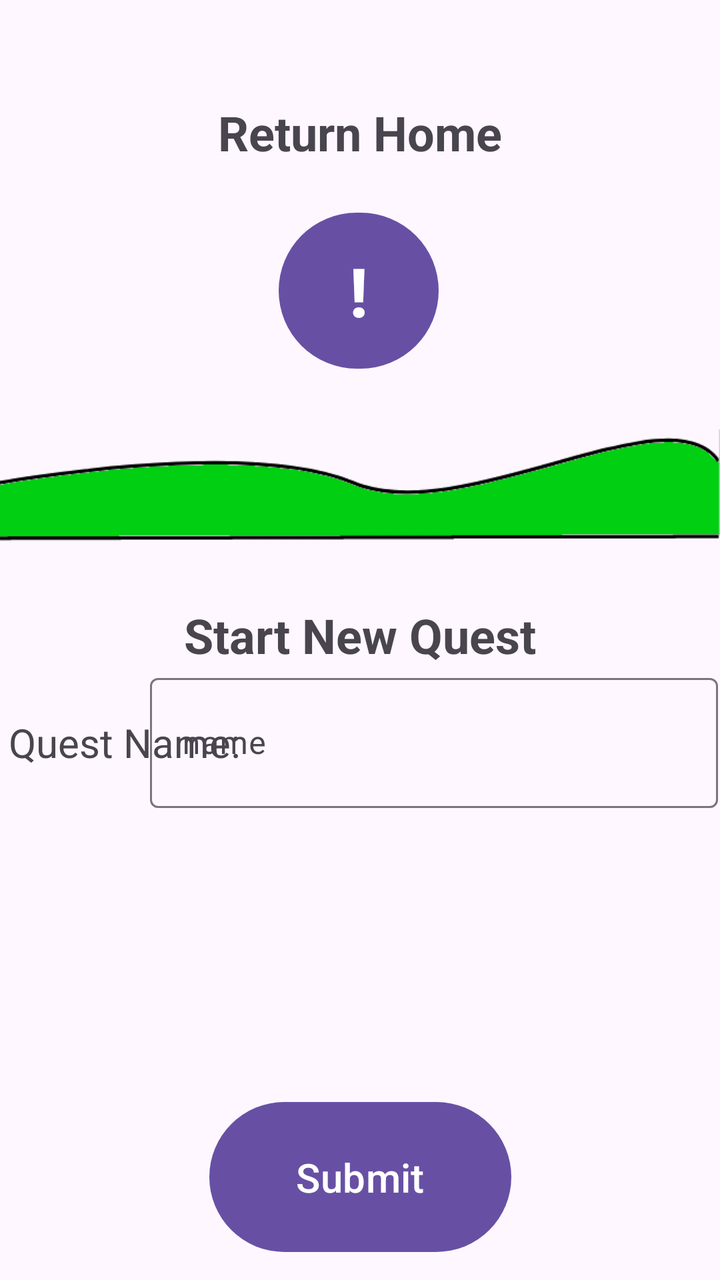
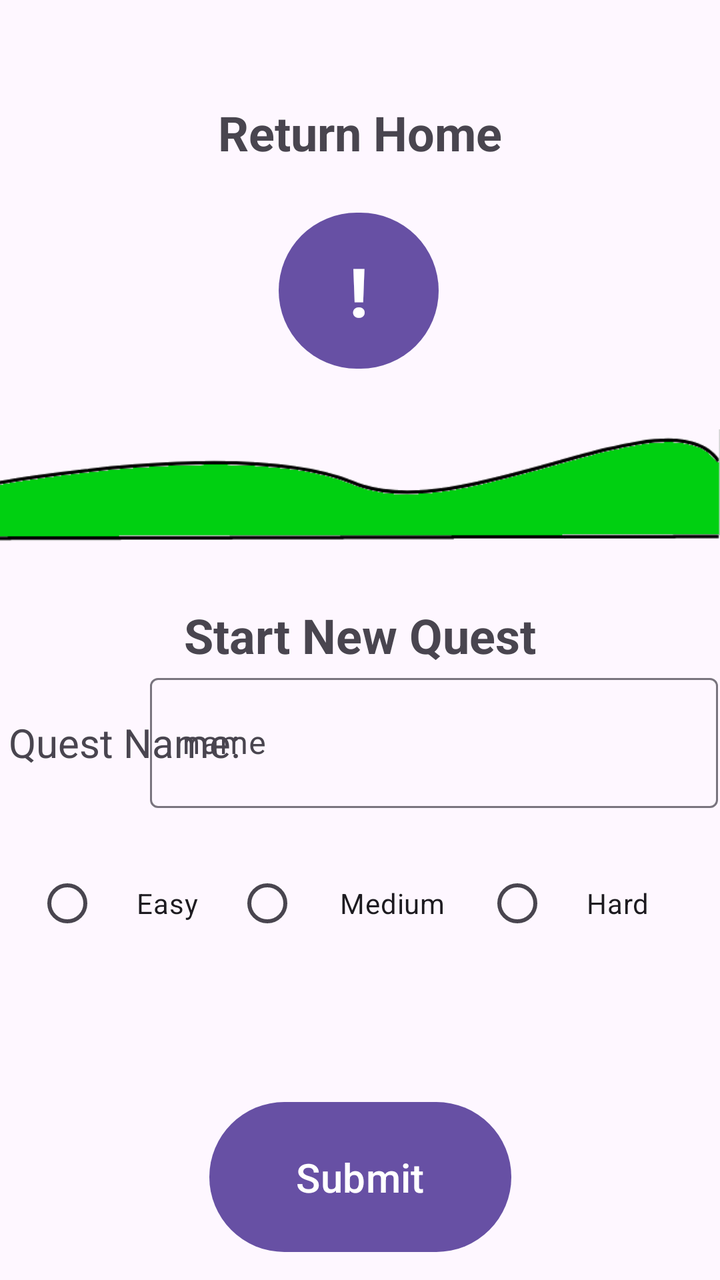

An Android layout rendered at two revisions. The XML below is the earlier revision; the diff shows what the commit changed to produce the second picture.
<!-- AndroidManifest.xml: application theme Theme.QuestLife -->
<!-- res/layout/activity_quest.xml -->
<?xml version="1.0" encoding="utf-8"?>
<androidx.constraintlayout.widget.ConstraintLayout xmlns:android="http://schemas.android.com/apk/res/android"
    xmlns:app="http://schemas.android.com/apk/res-auto"
    xmlns:tools="http://schemas.android.com/tools"
    android:id="@+id/main"
    android:layout_width="match_parent"
    android:layout_height="match_parent"
    tools:context=".QuestActivity">

    <Button
        android:id="@+id/returnButton"
        android:layout_width="80dp"
        android:layout_height="86dp"
        android:layout_marginTop="20dp"
        android:text="!"
        android:textAlignment="center"
        android:textSize="34sp"
        android:textStyle="bold"
        app:layout_constraintEnd_toEndOf="parent"
        app:layout_constraintHorizontal_bias="0.498"
        app:layout_constraintStart_toStartOf="parent"
        app:layout_constraintTop_toBottomOf="@+id/ReturnText" />

    <ImageView
        android:id="@+id/imageView2"
        android:layout_width="wrap_content"
        android:layout_height="wrap_content"
        app:layout_constraintStart_toStartOf="parent"
        app:layout_constraintTop_toBottomOf="@+id/returnButton"
        app:srcCompat="@drawable/landscape" />

    <TextView
        android:id="@+id/ReturnText"
        android:layout_width="wrap_content"
        android:layout_height="wrap_content"
        android:layout_marginTop="50dp"
        android:text="Return Home"
        android:textAlignment="textStart"
        android:textSize="24sp"
        android:textStyle="bold"
        app:layout_constraintEnd_toEndOf="parent"
        app:layout_constraintStart_toStartOf="parent"
        app:layout_constraintTop_toTopOf="parent" />

    <TextView
        android:id="@+id/title"
        android:layout_width="wrap_content"
        android:layout_height="wrap_content"
        android:text="Start New Quest"
        android:textAlignment="textStart"
        android:textSize="24sp"
        android:textStyle="bold"
        app:layout_constraintEnd_toEndOf="parent"
        app:layout_constraintStart_toStartOf="parent"
        app:layout_constraintTop_toBottomOf="@+id/imageView2" />

    <TextView
        android:id="@+id/QuestNameText"
        android:layout_width="125dp"
        android:layout_height="75dp"
        android:gravity="center"
        android:text="Quest Name:"
        android:textAlignment="center"
        android:textSize="20sp"
        app:layout_constraintStart_toStartOf="parent"
        app:layout_constraintTop_toBottomOf="@+id/title" />

    <com.google.android.material.textfield.TextInputLayout
        android:id="@+id/InputTextLayout"
        android:layout_width="284dp"
        android:layout_height="75dp"
        android:layout_marginEnd="1dp"
        app:layout_constraintEnd_toEndOf="parent"
        app:layout_constraintTop_toBottomOf="@+id/title">

        <com.google.android.material.textfield.TextInputEditText
            android:id="@+id/InputText"
            android:layout_width="match_parent"
            android:layout_height="65dp"
            android:clickable="true"
            android:contextClickable="true"
            android:editable="true"
            android:enabled="true"
            android:hint="name"
            android:inputType="text" />
    </com.google.android.material.textfield.TextInputLayout>

    <Button
        android:id="@+id/buttonSubmit"
        android:layout_width="151dp"
        android:layout_height="83dp"
        android:layout_marginStart="130dp"
        android:layout_marginEnd="130dp"
        android:layout_marginBottom="10dp"
        android:text="Submit"
        android:textSize="20sp"
        app:layout_constraintBottom_toBottomOf="parent"
        app:layout_constraintEnd_toEndOf="parent"
        app:layout_constraintStart_toStartOf="parent" />

</androidx.constraintlayout.widget.ConstraintLayout>
<!-- resources referenced by this layout -->
<resources>
  <!-- drawable landscape: png bitmap (drawable, 6272 bytes) -->
  <style name="Theme.QuestLife" parent="Base.Theme.QuestLife" />
  <style name="Base.Theme.QuestLife" parent="Theme.Material3.DayNight.NoActionBar">
          
          
      </style>
</resources>

<!-- the commit's change to res/layout/activity_quest.xml (unified diff, before → after) -->
@@ -98,4 +98,37 @@
         app:layout_constraintEnd_toEndOf="parent"
         app:layout_constraintStart_toStartOf="parent" />
 
+    <RadioGroup
+        android:layout_width="wrap_content"
+        android:layout_height="wrap_content"
+        android:layout_marginTop="19dp"
+        android:gravity="center"
+        android:orientation="horizontal"
+        app:layout_constraintEnd_toEndOf="parent"
+        app:layout_constraintHorizontal_bias="0.5"
+        app:layout_constraintStart_toStartOf="parent"
+        app:layout_constraintTop_toBottomOf="@+id/QuestNameText">
+
+        <RadioButton
+            android:id="@+id/EasyRadio"
+            android:layout_width="100dp"
+            android:layout_height="wrap_content"
+            android:gravity="center"
+            android:text="Easy" />
+
+        <RadioButton
+            android:id="@+id/MediumRadio"
+            android:layout_width="125dp"
+            android:layout_height="wrap_content"
+            android:gravity="center"
+            android:text="Medium" />
+
+        <RadioButton
+            android:id="@+id/HardRadio"
+            android:layout_width="100dp"
+            android:layout_height="wrap_content"
+            android:gravity="center"
+            android:text="Hard" />
+    </RadioGroup>
+
 </androidx.constraintlayout.widget.ConstraintLayout>
